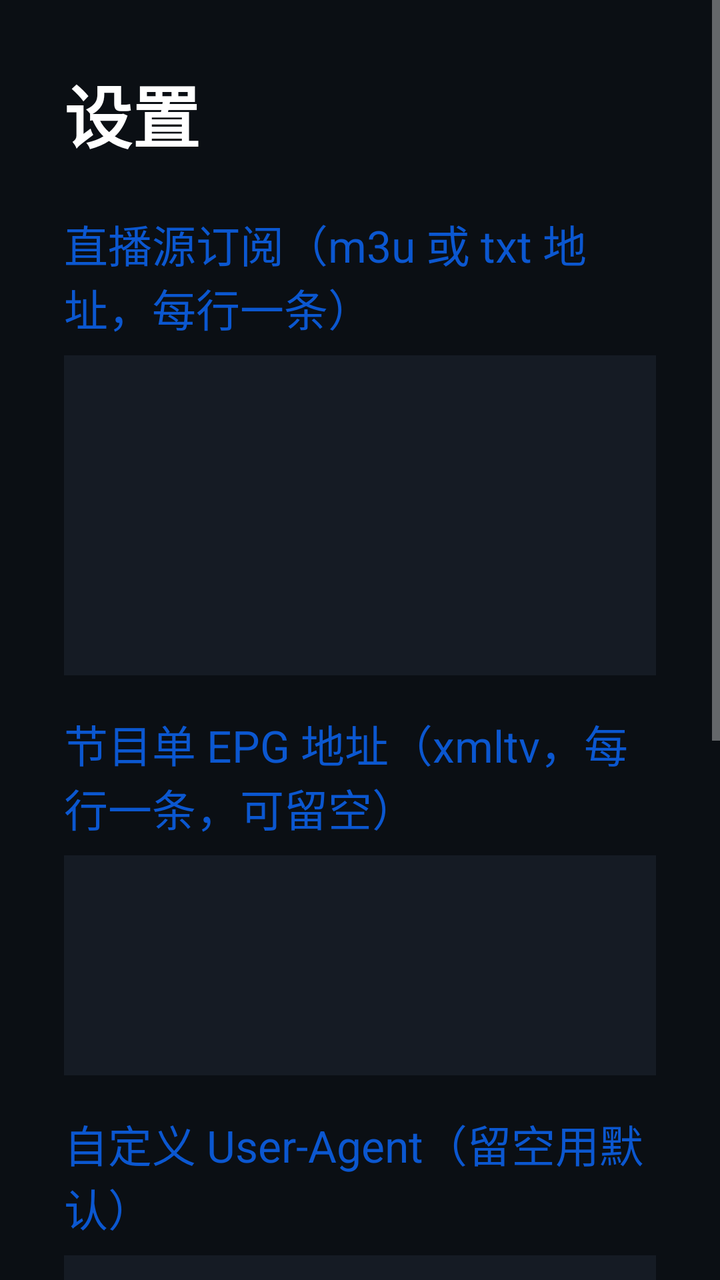
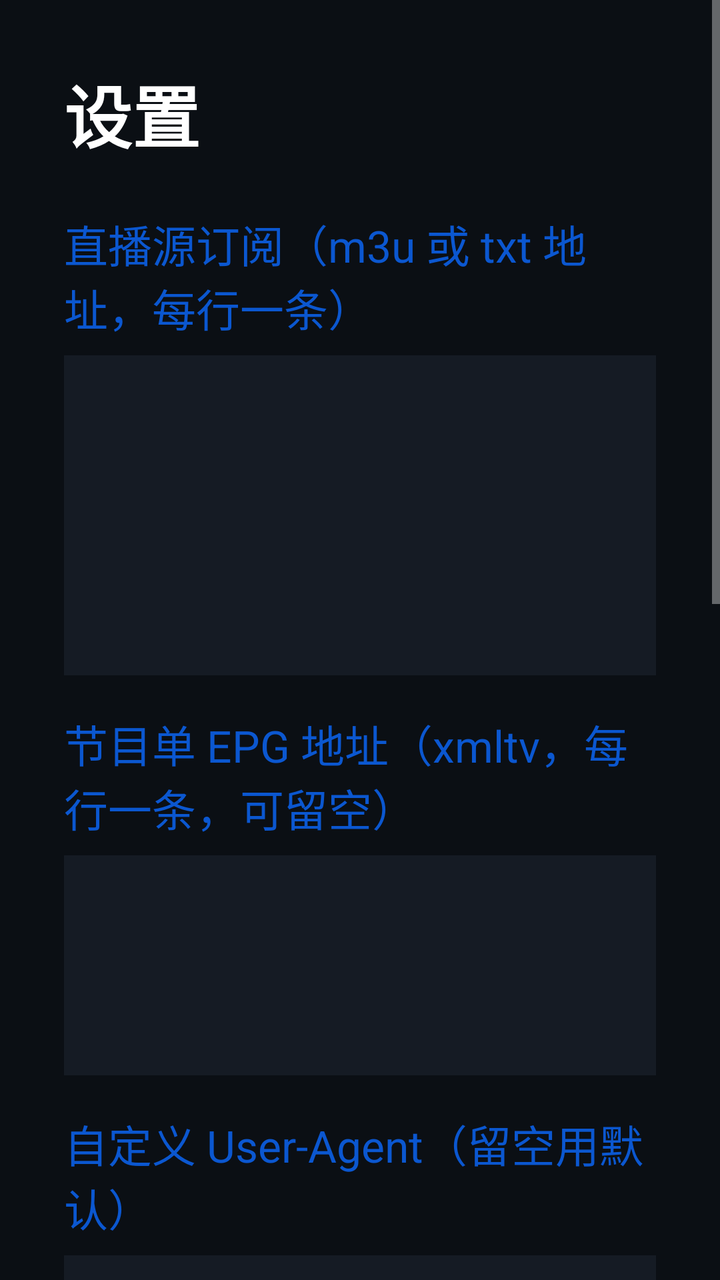

Two renders of the same Android screen: before a commit and after it. Below are the layout's source before the change and the commit's diff.
<!-- AndroidManifest.xml: application theme AppTheme -->
<!-- res/layout/activity_settings.xml -->
<?xml version="1.0" encoding="utf-8"?>
<ScrollView xmlns:android="http://schemas.android.com/apk/res/android"
    android:layout_width="match_parent"
    android:layout_height="match_parent"
    android:background="@color/bg">

    <LinearLayout
        android:layout_width="match_parent"
        android:layout_height="wrap_content"
        android:orientation="vertical"
        android:padding="32dp">

        <TextView
            android:layout_width="wrap_content"
            android:layout_height="wrap_content"
            android:text="设置"
            android:textColor="@color/fg"
            android:textSize="34sp"
            android:textStyle="bold" />

        <TextView
            android:layout_width="wrap_content"
            android:layout_height="wrap_content"
            android:layout_marginTop="24dp"
            android:text="直播源订阅（m3u 或 txt 地址，每行一条）"
            android:textColor="@color/accent"
            android:textSize="22sp" />

        <EditText
            android:id="@+id/etSubs"
            android:layout_width="match_parent"
            android:layout_height="160dp"
            android:layout_marginTop="8dp"
            android:background="#FF151B24"
            android:gravity="top|start"
            android:inputType="textUri|textMultiLine"
            android:padding="12dp"
            android:textColor="@color/fg"
            android:textSize="20sp" />

        <TextView
            android:layout_width="wrap_content"
            android:layout_height="wrap_content"
            android:layout_marginTop="18dp"
            android:text="节目单 EPG 地址（xmltv，每行一条，可留空）"
            android:textColor="@color/accent"
            android:textSize="22sp" />

        <EditText
            android:id="@+id/etEpg"
            android:layout_width="match_parent"
            android:layout_height="110dp"
            android:layout_marginTop="8dp"
            android:background="#FF151B24"
            android:gravity="top|start"
            android:inputType="textUri|textMultiLine"
            android:padding="12dp"
            android:textColor="@color/fg"
            android:textSize="20sp" />

        <TextView
            android:layout_width="wrap_content"
            android:layout_height="wrap_content"
            android:layout_marginTop="18dp"
            android:text="自定义 User-Agent（留空用默认）"
            android:textColor="@color/accent"
            android:textSize="22sp" />

        <EditText
            android:id="@+id/etUa"
            android:layout_width="match_parent"
            android:layout_height="wrap_content"
            android:layout_marginTop="8dp"
            android:background="#FF151B24"
            android:inputType="text"
            android:padding="12dp"
            android:textColor="@color/fg"
            android:textSize="20sp" />

        <LinearLayout
            android:layout_width="match_parent"
            android:layout_height="wrap_content"
            android:layout_marginTop="26dp"
            android:orientation="horizontal">

            <Button
                android:id="@+id/btnSave"
                android:layout_width="wrap_content"
                android:layout_height="wrap_content"
                android:text="保存并刷新"
                android:textSize="22sp" />

            <Button
                android:id="@+id/btnSaveOnly"
                android:layout_width="wrap_content"
                android:layout_height="wrap_content"
                android:layout_marginStart="16dp"
                android:text="仅保存"
                android:textSize="22sp" />

            <Button
                android:id="@+id/btnReloadEpg"
                android:layout_width="wrap_content"
                android:layout_height="wrap_content"
                android:layout_marginStart="16dp"
                android:text="刷新节目单"
                android:textSize="22sp" />

            <Button
                android:id="@+id/btnManageGroups"
                android:layout_width="wrap_content"
                android:layout_height="wrap_content"
                android:layout_marginStart="16dp"
                android:text="分组管理"
                android:textSize="22sp" />
        </LinearLayout>

        <LinearLayout
            android:layout_width="match_parent"
            android:layout_height="wrap_content"
            android:layout_marginTop="22dp"
            android:gravity="center_vertical"
            android:orientation="horizontal">

            <TextView
                android:id="@+id/tvVersion"
                android:layout_width="wrap_content"
                android:layout_height="wrap_content"
                android:textColor="@color/accent"
                android:textSize="22sp" />

            <Button
                android:id="@+id/btnCheckUpdate"
                android:layout_width="wrap_content"
                android:layout_height="wrap_content"
                android:layout_marginStart="20dp"
                android:text="检查更新"
                android:textSize="22sp" />

            <Button
                android:id="@+id/btnDoUpdate"
                android:layout_width="wrap_content"
                android:layout_height="wrap_content"
                android:layout_marginStart="16dp"
                android:text="一键更新"
                android:textSize="22sp" />
        </LinearLayout>

        <TextView
            android:id="@+id/tvState"
            android:layout_width="match_parent"
            android:layout_height="wrap_content"
            android:layout_marginTop="20dp"
            android:textColor="@color/dim"
            android:textSize="20sp" />

        <TextView
            android:layout_width="match_parent"
            android:layout_height="wrap_content"
            android:layout_marginTop="26dp"
            android:text="手机配置页：手机连同一WiFi，用浏览器打开下面地址即可远程修改直播源"
            android:textColor="@color/dim"
            android:textSize="18sp" />

        <TextView
            android:id="@+id/tvLocalIp"
            android:layout_width="match_parent"
            android:layout_height="wrap_content"
            android:layout_marginTop="6dp"
            android:textColor="@color/accent"
            android:textSize="22sp" />
    </LinearLayout>
</ScrollView>
<!-- resources referenced by this layout -->
<resources>
  <color name="accent">#FF0B57D0</color>
  <color name="bg">#FF0B0F14</color>
  <color name="dim">#FF9AA5B1</color>
  <color name="fg">#FFFFFFFF</color>
  <style name="AppTheme" parent="@android:style/Theme.Material.NoActionBar">
          <item name="android:windowBackground">@color/bg</item>
          <item name="android:colorAccent">@color/accent</item>
          <item name="android:textColor">@color/fg</item>
          <item name="android:windowContentTransitions">false</item>
      </style>
</resources>

<!-- the commit's change to res/layout/activity_settings.xml (unified diff, before → after) -->
@@ -115,6 +115,85 @@
                 android:textSize="22sp" />
         </LinearLayout>
 
+        <TextView
+            android:layout_width="wrap_content"
+            android:layout_height="wrap_content"
+            android:layout_marginTop="26dp"
+            android:text="网络（DNS over HTTPS，防 DNS 污染/劫持）"
+            android:textColor="@color/accent"
+            android:textSize="22sp" />
+
+        <LinearLayout
+            android:layout_width="match_parent"
+            android:layout_height="wrap_content"
+            android:layout_marginTop="8dp"
+            android:gravity="center_vertical"
+            android:orientation="horizontal">
+
+            <Switch
+                android:id="@+id/swDoh"
+                android:layout_width="wrap_content"
+                android:layout_height="wrap_content"
+                android:text="启用 DoH"
+                android:textColor="@color/fg"
+                android:textSize="20sp" />
+
+            <RadioGroup
+                android:id="@+id/rgDoh"
+                android:layout_width="wrap_content"
+                android:layout_height="wrap_content"
+                android:layout_marginStart="24dp"
+                android:orientation="horizontal">
+
+                <RadioButton
+                    android:id="@+id/rbDohPub"
+                    android:layout_width="wrap_content"
+                    android:layout_height="wrap_content"
+                    android:text="doh.pub"
+                    android:textColor="@color/fg"
+                    android:textSize="20sp" />
+
+                <RadioButton
+                    android:id="@+id/rbDohAli"
+                    android:layout_width="wrap_content"
+                    android:layout_height="wrap_content"
+                    android:layout_marginStart="16dp"
+                    android:text="alidns"
+                    android:textColor="@color/fg"
+                    android:textSize="20sp" />
+
+                <RadioButton
+                    android:id="@+id/rbDoh360"
+                    android:layout_width="wrap_content"
+                    android:layout_height="wrap_content"
+                    android:layout_marginStart="16dp"
+                    android:text="360"
+                    android:textColor="@color/fg"
+                    android:textSize="20sp" />
+            </RadioGroup>
+        </LinearLayout>
+
+        <TextView
+            android:id="@+id/tvDohState"
+            android:layout_width="match_parent"
+            android:layout_height="wrap_content"
+            android:layout_marginTop="6dp"
+            android:textColor="@color/dim"
+            android:textSize="20sp" />
+
+        <TextView
+            android:id="@+id/tvV6State"
+            android:layout_width="match_parent"
+            android:layout_height="wrap_content"
+            android:layout_marginTop="6dp"
+            android:background="?android:attr/selectableItemBackground"
+            android:clickable="true"
+            android:focusable="true"
+            android:paddingTop="6dp"
+            android:paddingBottom="6dp"
+            android:textColor="@color/dim"
+            android:textSize="20sp" />
+
         <LinearLayout
             android:layout_width="match_parent"
             android:layout_height="wrap_content"
